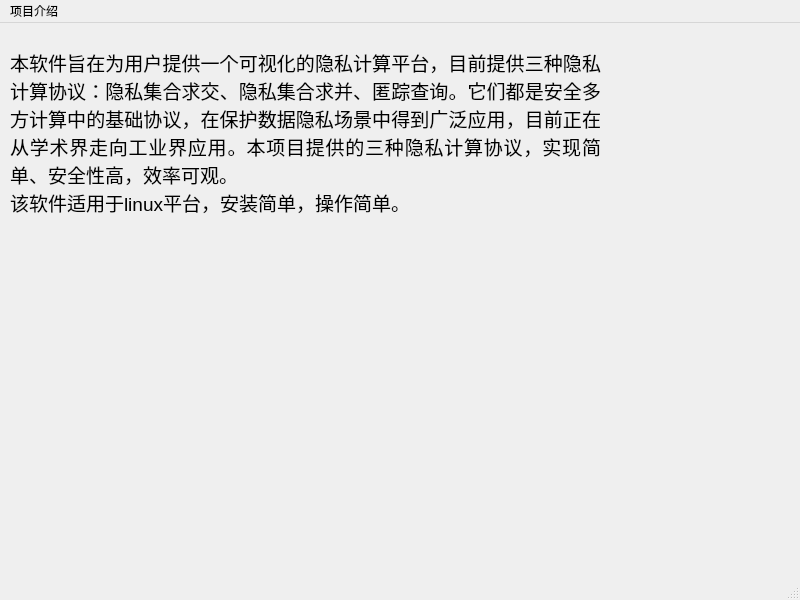
This is src/frontend/cpp/page1.ui in xiansongq/privacy_computing as Qt 5 draws it before an edit. The edited form follows.
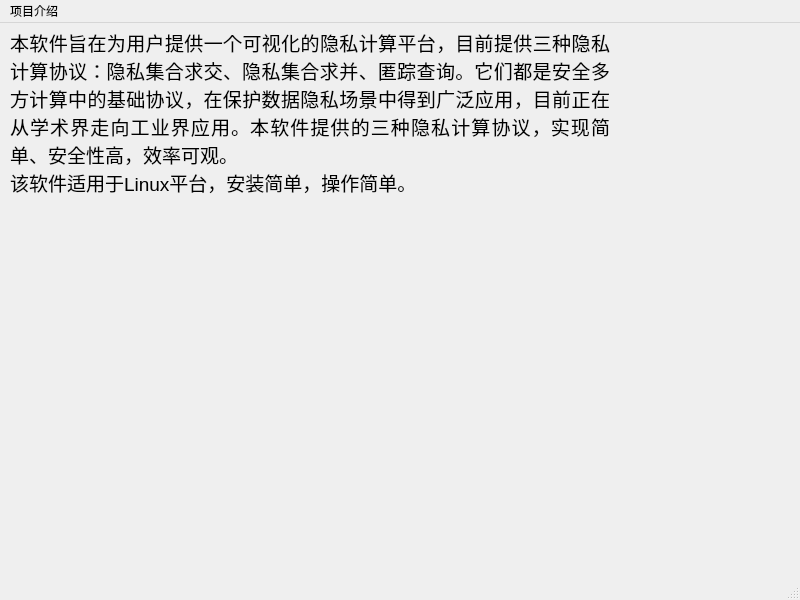
This is the edited form.

Diff of the .ui file:
```diff
--- a/src/frontend/cpp/page1.ui
+++ b/src/frontend/cpp/page1.ui
@@ -18,8 +18,8 @@
     <property name="geometry">
      <rect>
       <x>10</x>
-      <y>10</y>
-      <width>591</width>
+      <y>-10</y>
+      <width>600</width>
       <height>212</height>
      </rect>
     </property>
@@ -27,7 +27,7 @@
      <string notr="true">padding-top:0px;</string>
     </property>
     <property name="text">
-     <string>&lt;html&gt;&lt;head/&gt;&lt;body&gt;&lt;p align=&quot;justify&quot;&gt;&lt;span style=&quot; font-size:14pt;&quot;&gt;本软件旨在为用户提供一个可视化的隐私计算平台，目前提供三种隐私计算协议：隐私集合求交、隐私集合求并、匿踪查询。它们都是安全多方计算中的基础协议，在保护数据隐私场景中得到广泛应用，目前正在从学术界走向工业界应用。本项目提供的三种隐私计算协议，实现简单、安全性高，效率可观。&lt;br/&gt;该软件适用于linux平台，安装简单，操作简单。&lt;br/&gt;&lt;/span&gt;&lt;/p&gt;&lt;/body&gt;&lt;/html&gt;</string>
+     <string>&lt;html&gt;&lt;head/&gt;&lt;body&gt;&lt;p align=&quot;justify&quot;&gt;&lt;span style=&quot; font-size:14pt;&quot;&gt;本软件旨在为用户提供一个可视化的隐私计算平台，目前提供三种隐私计算协议：隐私集合求交、隐私集合求并、匿踪查询。它们都是安全多方计算中的基础协议，在保护数据隐私场景中得到广泛应用，目前正在从学术界走向工业界应用。本软件提供的三种隐私计算协议，实现简单、安全性高，效率可观。&lt;br/&gt;该软件适用于Linux平台，安装简单，操作简单。&lt;br/&gt;&lt;/span&gt;&lt;/p&gt;&lt;/body&gt;&lt;/html&gt;</string>
     </property>
     <property name="textFormat">
      <enum>Qt::RichText</enum>
```
